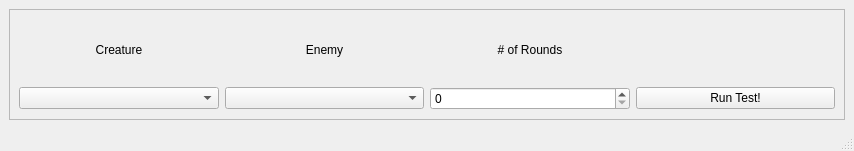
Qt form UI/TestMod.ui (TheNephalian/Senior-Project) before a commit.
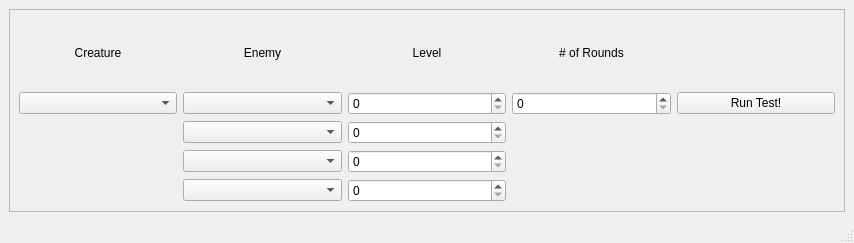
The same form after that commit.

Diff of the .ui file:
```diff
--- a/UI/TestMod.ui
+++ b/UI/TestMod.ui
@@ -7,7 +7,7 @@
     <x>0</x>
     <y>0</y>
     <width>854</width>
-    <height>151</height>
+    <height>243</height>
    </rect>
   </property>
   <property name="windowTitle">
@@ -26,10 +26,45 @@
          <x>0</x>
          <y>0</y>
          <width>834</width>
-         <height>88</height>
+         <height>180</height>
         </rect>
        </property>
        <layout class="QGridLayout" name="gridLayout">
+        <item row="0" column="1">
+         <widget class="QLabel" name="label_2">
+          <property name="text">
+           <string>Enemy</string>
+          </property>
+          <property name="alignment">
+           <set>Qt::AlignCenter</set>
+          </property>
+         </widget>
+        </item>
+        <item row="4" column="1">
+         <widget class="QComboBox" name="comboBox_2"/>
+        </item>
+        <item row="0" column="3">
+         <widget class="QLabel" name="label_3">
+          <property name="text">
+           <string># of Rounds</string>
+          </property>
+          <property name="alignment">
+           <set>Qt::AlignCenter</set>
+          </property>
+         </widget>
+        </item>
+        <item row="3" column="1">
+         <widget class="QComboBox" name="comboBox"/>
+        </item>
+        <item row="2" column="1">
+         <widget class="QComboBox" name="enemyComboBox"/>
+        </item>
+        <item row="2" column="3">
+         <widget class="QSpinBox" name="roundSpinBox"/>
+        </item>
+        <item row="5" column="1">
+         <widget class="QComboBox" name="comboBox_3"/>
+        </item>
         <item row="0" column="0">
          <widget class="QLabel" name="label">
           <property name="text">
@@ -43,33 +78,29 @@
         <item row="2" column="0">
          <widget class="QComboBox" name="creatureComboBox"/>
         </item>
-        <item row="2" column="2">
-         <widget class="QSpinBox" name="roundSpinBox"/>
-        </item>
-        <item row="2" column="3">
+        <item row="2" column="4">
          <widget class="QPushButton" name="runTestButton">
           <property name="text">
            <string>Run Test!</string>
           </property>
          </widget>
         </item>
-        <item row="2" column="1">
-         <widget class="QComboBox" name="enemyComboBox"/>
+        <item row="2" column="2">
+         <widget class="QSpinBox" name="spinBox"/>
         </item>
-        <item row="0" column="1">
-         <widget class="QLabel" name="label_2">
-          <property name="text">
-           <string>Enemy</string>
-          </property>
-          <property name="alignment">
-           <set>Qt::AlignCenter</set>
-          </property>
-         </widget>
+        <item row="3" column="2">
+         <widget class="QSpinBox" name="spinBox_2"/>
+        </item>
+        <item row="4" column="2">
+         <widget class="QSpinBox" name="spinBox_3"/>
+        </item>
+        <item row="5" column="2">
+         <widget class="QSpinBox" name="spinBox_4"/>
         </item>
         <item row="0" column="2">
-         <widget class="QLabel" name="label_3">
+         <widget class="QLabel" name="label_4">
           <property name="text">
-           <string># of Rounds</string>
+           <string>Level</string>
           </property>
           <property name="alignment">
            <set>Qt::AlignCenter</set>
```
